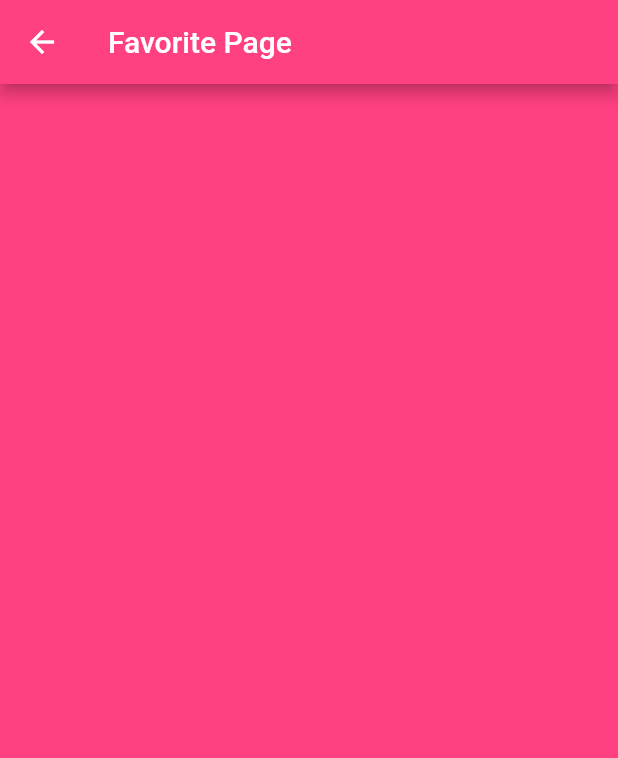
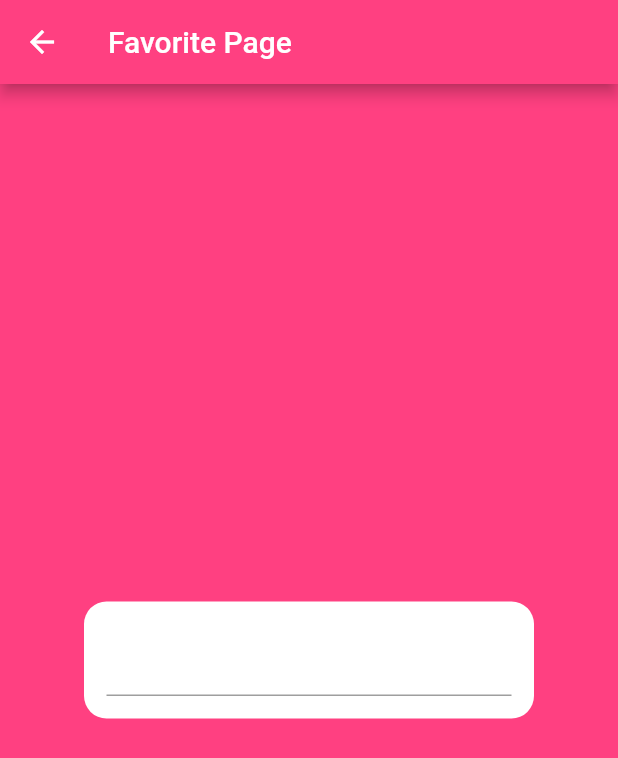
Before and after one commit to mnurtay/flutter_bottombar, a Flutter app: the FavoritePage screen opened directly, on a phone screen of 412 x 824 dp. Shown: the top 758 px of the screen. Run offline on Flutter 3.47's test engine with Material 2 defaults, Android fonts, the phone set to English and light mode, and no system bars.

```diff
--- a/lib/src/pages/favorite_page.dart
+++ b/lib/src/pages/favorite_page.dart
@@ -8,6 +8,7 @@ class FavoritePage extends StatefulWidget {
 }
 
 class _FavoritePageState extends State<FavoritePage> {
+  TextEditingController controller = TextEditingController();
   @override
   Widget build(BuildContext context) {
     return Scaffold(
@@ -16,7 +17,27 @@ class _FavoritePageState extends State<FavoritePage> {
         backgroundColor: widget.color,
       ),
       backgroundColor: widget.color,
-      body: Container(),
+      body: GestureDetector(
+        onTap: () {
+          FocusScope.of(context).requestFocus(new FocusNode());
+        },
+        child: Center(
+          child: Container(
+            width: 300,
+            padding: EdgeInsets.all(15),
+            decoration: BoxDecoration(
+                color: Colors.white,
+                borderRadius: BorderRadius.all(Radius.circular(15))),
+            child: TextField(
+              controller: controller,
+              decoration: InputDecoration(
+                contentPadding: EdgeInsets.only(bottom: 7, top: 10),
+              ),
+              style: TextStyle(fontSize: 19),
+            ),
+          ),
+        ),
+      ),
     );
   }
 }
```
